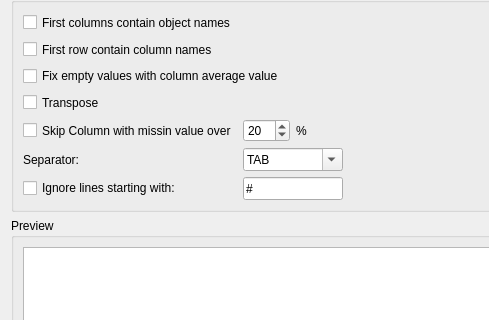
Old version of the form src/Dialogs/ImportFileDialog.ui in the repository gmrandazzo/QStudioMetrics; both pictures show x 0 to 489 and y 95 to 415 of the 676 by 538 pixel window.
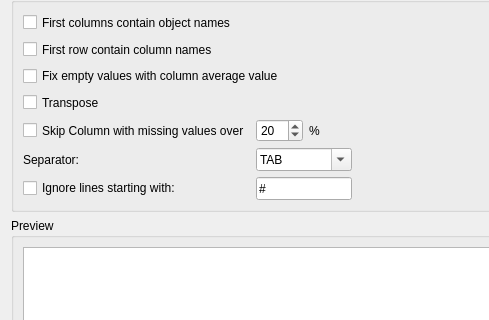
New version of the form.

The edit to the form file:
```diff
--- a/src/Dialogs/ImportFileDialog.ui
+++ b/src/Dialogs/ImportFileDialog.ui
@@ -216,7 +216,7 @@
            </size>
           </property>
           <property name="text">
-           <string>Skip Column with missin value over</string>
+           <string>Skip Column with missing values over</string>
           </property>
           <property name="checked">
            <bool>false</bool>
```
Left out of the diff: 2 changed lines with no effect on the pictures.
